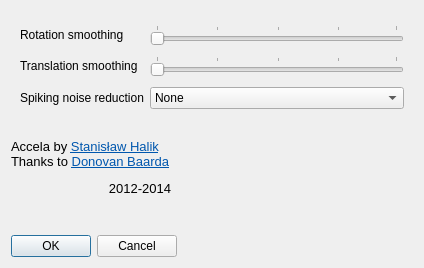
opentrack/opentrack, file ftnoir_filter_accela/ftnoir_accela_filtercontrols.ui: the form before one commit.
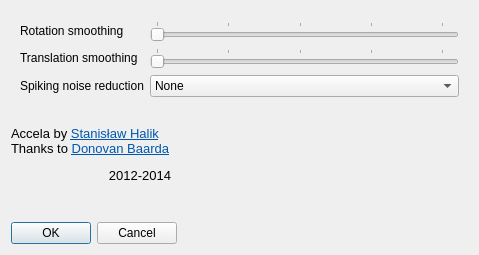
The form after the commit. Icons and pictures are not drawn.

Commit message: accela: resize form

What changed in the file:
```diff
--- a/ftnoir_filter_accela/ftnoir_accela_filtercontrols.ui
+++ b/ftnoir_filter_accela/ftnoir_accela_filtercontrols.ui
@@ -9,8 +9,8 @@
    <rect>
     <x>0</x>
     <y>0</y>
-    <width>424</width>
-    <height>268</height>
+    <width>479</width>
+    <height>255</height>
    </rect>
   </property>
   <property name="windowTitle">
@@ -104,7 +104,7 @@
          <enum>QSlider::TicksAbove</enum>
         </property>
         <property name="tickInterval">
-         <number>25</number>
+         <number>24</number>
         </property>
        </widget>
       </item>
@@ -123,7 +123,7 @@
          <enum>QSlider::TicksAbove</enum>
         </property>
         <property name="tickInterval">
-         <number>25</number>
+         <number>24</number>
         </property>
        </widget>
       </item>
```
